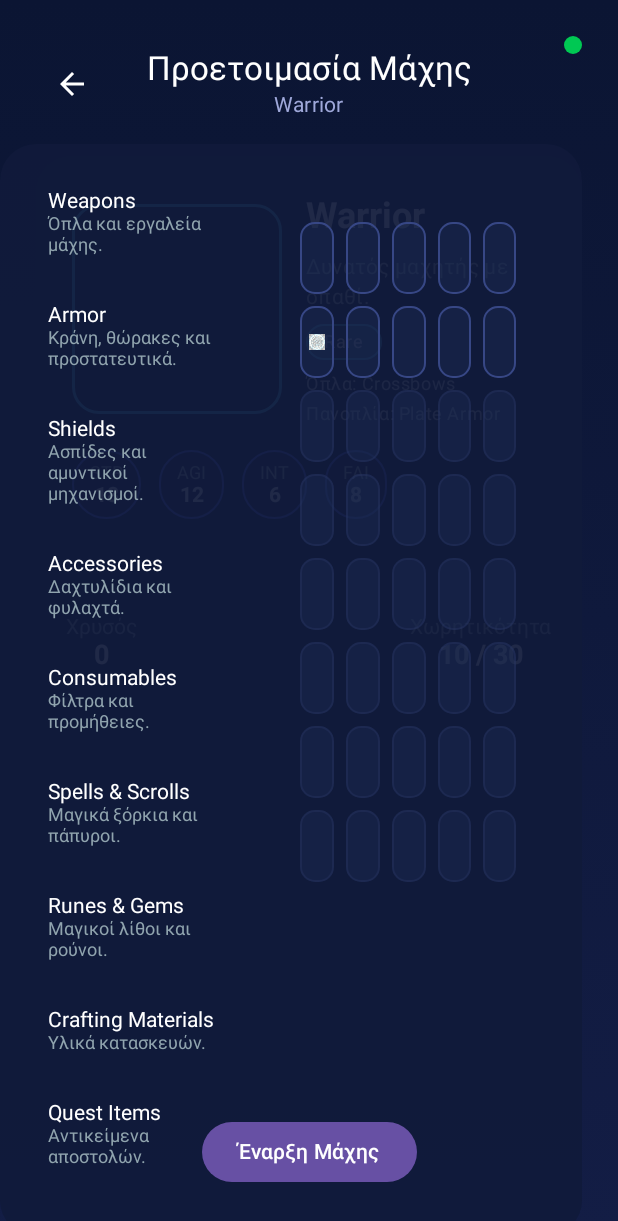
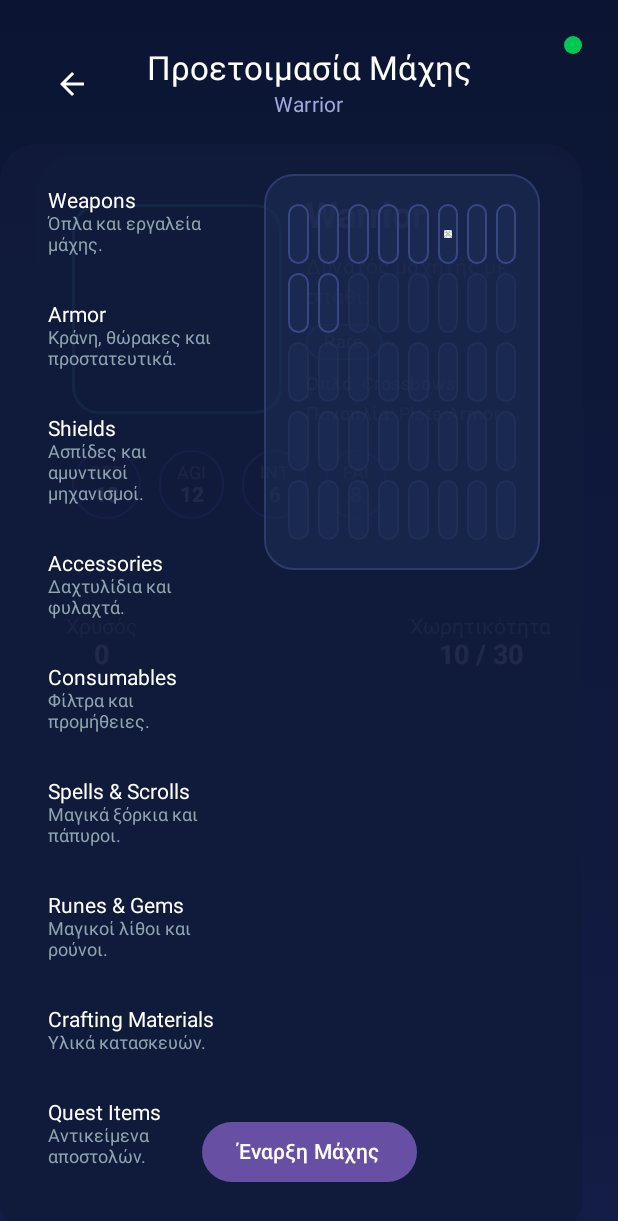
Before and after one commit to ipergamali/Runebound_Magic, an Android app built with Jetpack Compose: the composable BattlePreparationScreen called with empty values, after a tap on "Άνοιγμα σακιδίου", on a phone screen of 412 x 824 dp. Shown: the top 1221 px of the screen. Run offline under Robolectric (Android 15) with nearby library versions, the phone set to English and light mode, and no system bars; our stand-ins replace Firebase (no records; nobody signed in at launch, a user with empty details on screens opened directly), Room's generated code.

Commit message:
Refine inventory overlay layout

```diff
--- a/app/src/main/java/com/example/runeboundmagic/battleprep/BattlePreparationScreen.kt
+++ b/app/src/main/java/com/example/runeboundmagic/battleprep/BattlePreparationScreen.kt
@@ -22,6 +22,7 @@ import androidx.compose.foundation.layout.height
 import androidx.compose.foundation.layout.padding
 import androidx.compose.foundation.layout.size
 import androidx.compose.foundation.layout.width
+import androidx.compose.foundation.layout.widthIn
 import androidx.compose.foundation.lazy.grid.GridCells
 import androidx.compose.foundation.lazy.grid.LazyVerticalGrid
 import androidx.compose.foundation.lazy.grid.items
@@ -363,23 +364,11 @@ private fun InventoryOverlay(
                 selectedCategory = selectedCategory,
                 onCategorySelected = onCategorySelected
             )
-            Box {
-                Image(
-                    painter = rememberAssetPainter(assetPath = "inventory/backbag.png"),
-                    contentDescription = null,
-                    modifier = Modifier
-                        .width(260.dp)
-                        .height(320.dp)
-                        .padding(end = 8.dp)
-                )
-                InventoryGrid(
-                    slots = uiState.inventorySlots,
-                    onSlotClick = onSlotClick,
-                    modifier = Modifier
-                        .align(Alignment.Center)
-                        .padding(horizontal = 24.dp, vertical = 32.dp)
-                )
-            }
+            InventoryGridPanel(
+                slots = uiState.inventorySlots,
+                onSlotClick = onSlotClick,
+                modifier = Modifier.padding(end = 8.dp)
+            )
         }
     }
 }
@@ -425,9 +414,9 @@ private fun InventoryGrid(
     modifier: Modifier = Modifier
 ) {
     LazyVerticalGrid(
-        columns = GridCells.Fixed(5),
-        verticalArrangement = Arrangement.spacedBy(8.dp),
-        horizontalArrangement = Arrangement.spacedBy(8.dp),
+        columns = GridCells.Fixed(8),
+        verticalArrangement = Arrangement.spacedBy(6.dp),
+        horizontalArrangement = Arrangement.spacedBy(6.dp),
         modifier = modifier
     ) {
         items(slots, key = { it.index }) { slot ->
@@ -445,7 +434,7 @@ private fun InventorySlotCell(slot: InventorySlotUiModel, onClick: () -> Unit) {
     }
     Surface(
         modifier = Modifier
-            .size(48.dp)
+            .size(40.dp)
             .clickable(onClick = onClick),
         shape = RoundedCornerShape(10.dp),
         color = Color(0x5520315B),
@@ -455,7 +444,35 @@ private fun InventorySlotCell(slot: InventorySlotUiModel, onClick: () -> Unit) {
             Image(
                 painter = rememberAssetPainter(assetPath = item.icon),
                 contentDescription = item.name,
-                modifier = Modifier.padding(6.dp)
+                modifier = Modifier.padding(4.dp)
+            )
+        }
+    }
+}
+
+@Composable
+private fun InventoryGridPanel(
+    slots: List<InventorySlotUiModel>,
+    onSlotClick: (Int) -> Unit,
+    modifier: Modifier = Modifier
+) {
+    Surface(
+        modifier = modifier,
+        shape = RoundedCornerShape(20.dp),
+        tonalElevation = 2.dp,
+        color = Color(0x6620315B),
+        border = androidx.compose.foundation.BorderStroke(1.dp, Color(0xFF2E3A6A))
+    ) {
+        Box(
+            modifier = Modifier
+                .background(Color(0x3320315B))
+                .padding(horizontal = 16.dp, vertical = 20.dp)
+        ) {
+            InventoryGrid(
+                slots = slots,
+                onSlotClick = onSlotClick,
+                modifier = Modifier
+                    .widthIn(min = 320.dp)
             )
         }
     }
```
